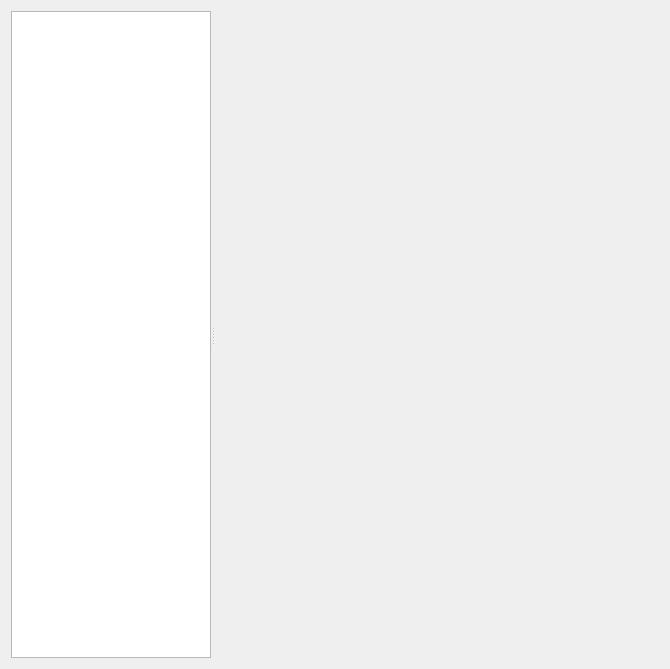
euroelessar/qutim, file src/corelayers/xsettingsdialog/xsettingsgroup.ui: the form before one commit.
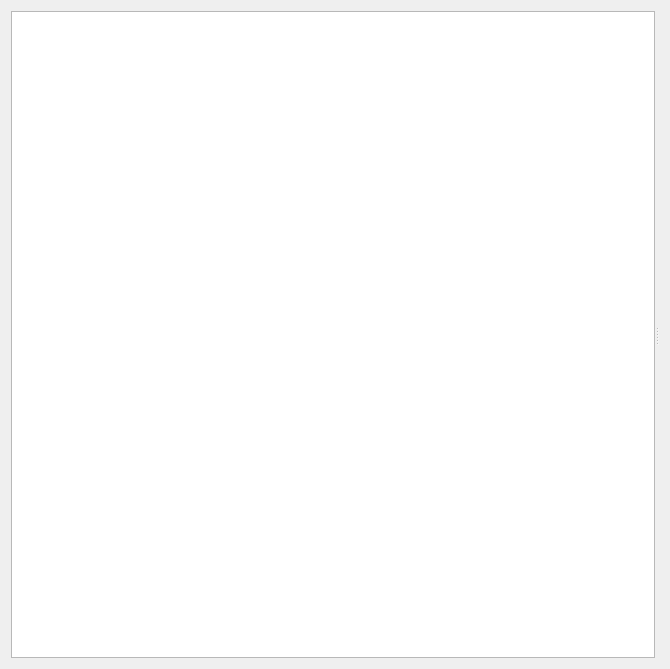
The form after the commit.

Patch:
```diff
--- a/src/corelayers/xsettingsdialog/xsettingsgroup.ui
+++ b/src/corelayers/xsettingsdialog/xsettingsgroup.ui
@@ -32,12 +32,6 @@
         <verstretch>0</verstretch>
        </sizepolicy>
       </property>
-      <property name="maximumSize">
-       <size>
-        <width>200</width>
-        <height>16777215</height>
-       </size>
-      </property>
      </widget>
      <widget class="QStackedWidget" name="stackedWidget">
       <property name="sizePolicy">
```
